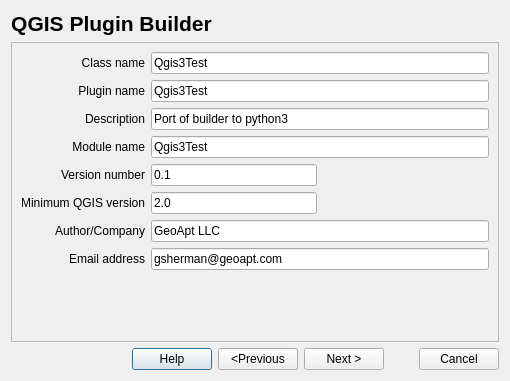
First picture: the form in plugin_builder_dialog_base.ui, repository g-sherman/Qgis-Plugin-Builder, before the edit.
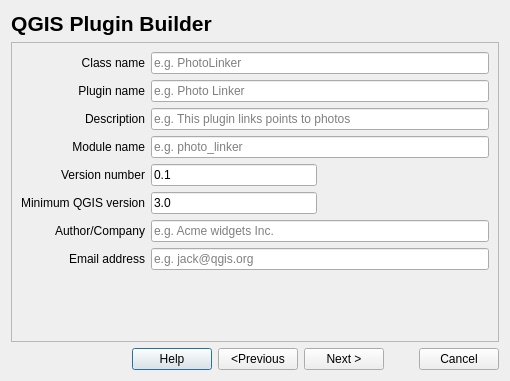
Second picture: the form after the edit.

The edit to the form file:
```diff
--- a/plugin_builder_dialog_base.ui
+++ b/plugin_builder_dialog_base.ui
@@ -143,10 +143,10 @@
           <string>Minimum QGIS minor version required for this plugin to work e.g. 2.0</string>
          </property>
          <property name="text">
-          <string>2.0</string>
+          <string>3.0</string>
          </property>
          <property name="placeholderText">
-          <string>e.g. 2.0</string>
+          <string>e.g. 3.0</string>
          </property>
         </widget>
        </item>
@@ -384,7 +384,7 @@
 It should be in CamelCase e.g. PhotoLinker.</string>
          </property>
          <property name="text">
-          <string>Qgis3Test</string>
+          <string></string>
          </property>
          <property name="placeholderText">
           <string>e.g. PhotoLinker</string>
@@ -410,7 +410,7 @@
 Plugin Manager and the Plugins menu e.g. Photo Linker</string>
          </property>
          <property name="text">
-          <string>Qgis3Test</string>
+          <string></string>
          </property>
          <property name="placeholderText">
           <string>e.g. Photo Linker</string>
@@ -437,7 +437,7 @@
 points.&quot;</string>
          </property>
          <property name="text">
-          <string>Port of builder to python3</string>
+          <string></string>
          </property>
          <property name="placeholderText">
           <string>e.g. This plugin links points to photos</string>
@@ -463,7 +463,7 @@
 underscore separated e.g. photo_linker.</string>
          </property>
          <property name="text">
-          <string>Qgis3Test</string>
+          <string></string>
          </property>
          <property name="placeholderText">
           <string>e.g. photo_linker</string>
@@ -489,7 +489,7 @@
 Acme Corp.</string>
          </property>
          <property name="text">
-          <string>GeoApt LLC</string>
+          <string></string>
          </property>
          <property name="placeholderText">
           <string>e.g. Acme widgets Inc.</string>
@@ -514,7 +514,7 @@
           <string>&lt;html&gt;&lt;head/&gt;&lt;body&gt;&lt;p&gt;Your email address (used in the copyright header) e.g. jack@qgis&lt;/p&gt;&lt;p&gt;.org&lt;/p&gt;&lt;/body&gt;&lt;/html&gt;</string>
          </property>
          <property name="text">
-          <string>gsherman@geoapt.com</string>
+          <string></string>
          </property>
          <property name="placeholderText">
           <string>e.g. jack@qgis.org</string>
```
Left out of the diff: 2 changed lines with no effect on the pictures.
